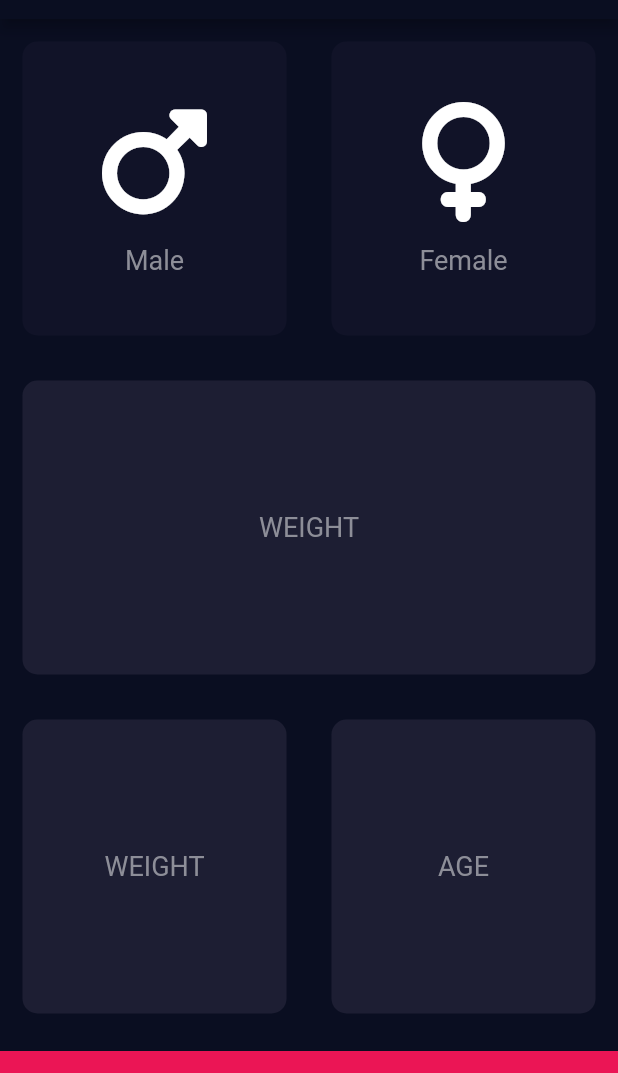
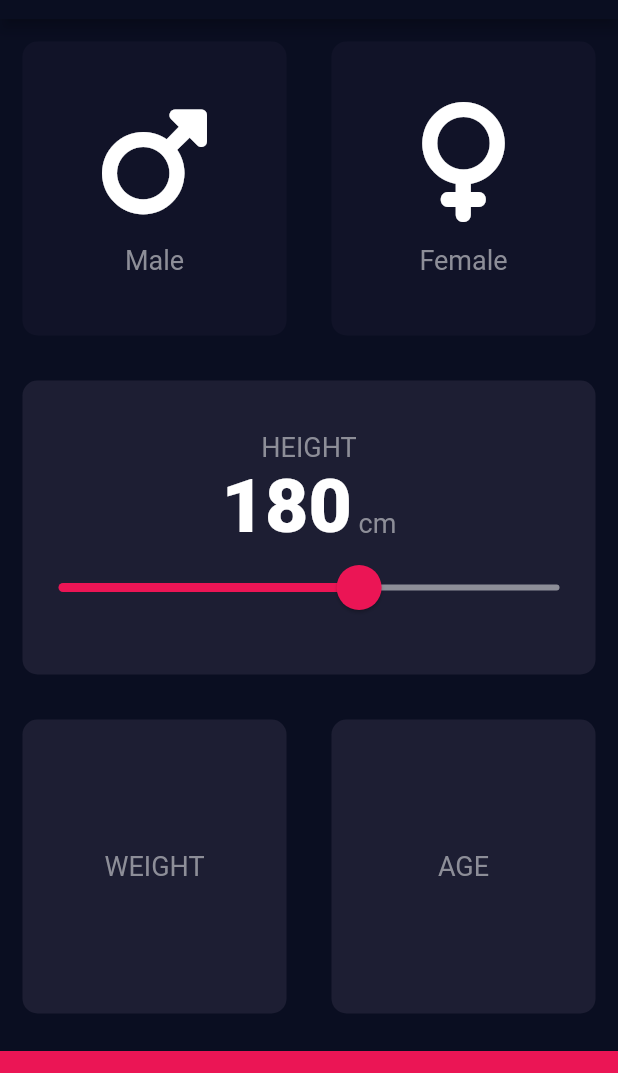
Before and after one commit to shreshtha-132/bmi_calculator, a Flutter app: the screen it shows after launch, on a phone screen of 412 x 824 dp, the part 65-1138 px from its top. Run offline on Flutter 3.47's test engine with Material 2 defaults, Android fonts, the phone set to English and light mode, and no system bars; our stand-ins replace font_awesome_flutter.

Commit message:
slider
used slider for the height component, used slider theme to mess around with the default design of slider.

```diff
--- a/lib/inputPage.dart
+++ b/lib/inputPage.dart
@@ -1,4 +1,5 @@
 // TODO Implement this library.
+import 'package:flutter/cupertino.dart';
 import 'package:flutter/material.dart';
 import 'package:font_awesome_flutter/font_awesome_flutter.dart';
 import 'icon_content.dart';
@@ -24,6 +25,8 @@ class InputPage extends StatefulWidget {
 class _InputPageState extends State<InputPage> {
   Color maleCardColor = inactiveCardColor;
   Color femaleCardColor = inactiveCardColor;
+
+  int height = 180;
 
   void updateCardColor(Gender gender) {
     // gender = 1 for male , 2 for female
@@ -51,6 +54,7 @@ class _InputPageState extends State<InputPage> {
         title: Center(child: Text('BMI CALCULATOR')),
       ),
       body: Column(
+        crossAxisAlignment: CrossAxisAlignment.stretch,
         children: [
           Expanded(
             child: Row(
@@ -86,17 +90,54 @@ class _InputPageState extends State<InputPage> {
           ),
           Expanded(
               child: Container(
-            width: double.infinity,
+            // width: double.infinity,
             child: Column(
               mainAxisAlignment: MainAxisAlignment.center,
               children: [
                 Text(
-                  'WEIGHT',
+                  'HEIGHT',
                   style: TextStyle(
                     fontSize: 18,
                     color: Color(0xFF8D8E98),
                   ),
                 ),
+                Row(
+                  mainAxisAlignment: MainAxisAlignment.center,
+                  crossAxisAlignment: CrossAxisAlignment.baseline,
+                  textBaseline: TextBaseline.alphabetic,
+                  children: [
+                    Text(
+                      height.toString(),
+                      style:
+                          TextStyle(fontSize: 50, fontWeight: FontWeight.w900),
+                    ),
+                    Text(
+                      ' cm',
+                      style: TextStyle(
+                        fontSize: 18,
+                        color: Color(0xFF8D8E98),
+                      ),
+                    ),
+                  ],
+                ),
+                SliderTheme(
+                  data: SliderTheme.of(context).copyWith(
+                    thumbShape: RoundSliderThumbShape(enabledThumbRadius: 15),
+                  ),
+                  child: Slider(
+                    value: height.toDouble(),
+                    min: 120.0,
+                    max: 220.0,
+                    activeColor: Color(0xFFEB1555),
+                    inactiveColor: Color(0xFF8D8E98),
+                    onChanged: (double newVal) {
+                      setState(() {
+                        height = newVal.round();
+                        // print(newVal);
+                      });
+                    },
+                  ),
+                )
               ],
             ),
             margin: EdgeInsets.all(15),
```
